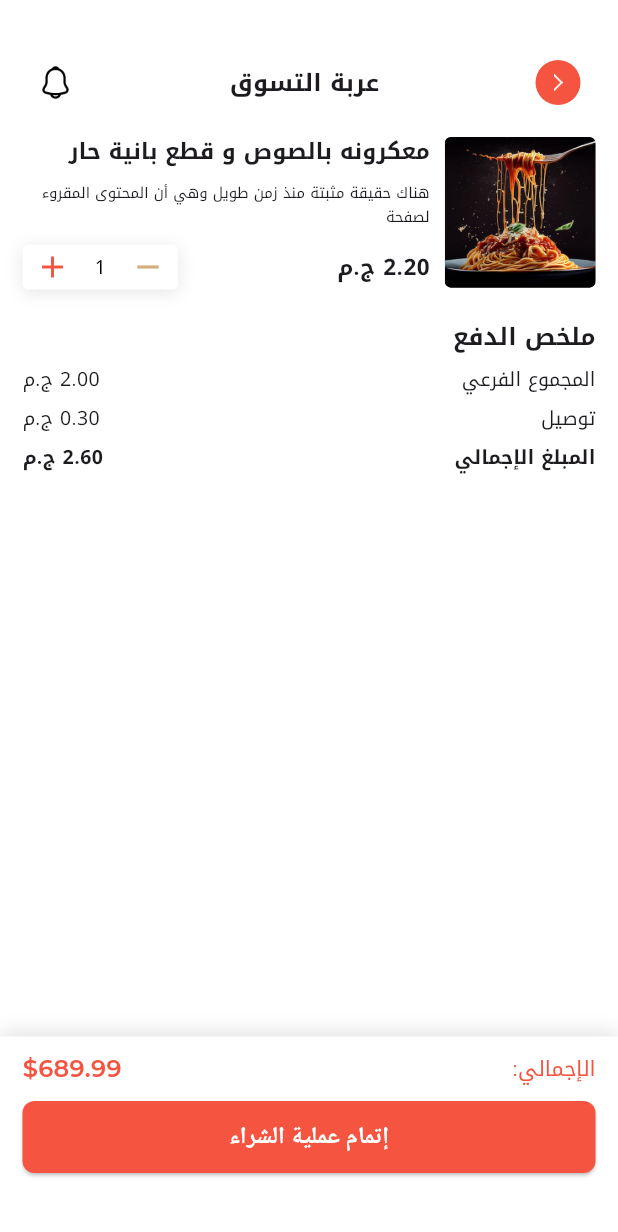
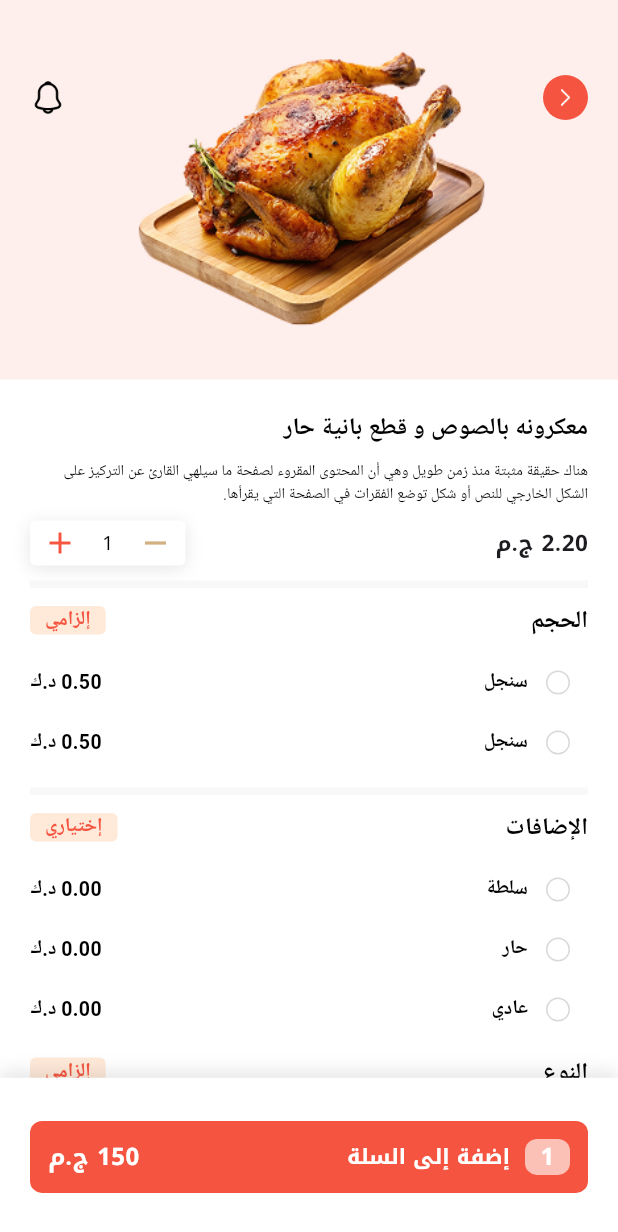
Before and after one commit to mkgit04/DEPI-Task1, a Flutter app: the screen it shows after launch, on a phone screen of 412 x 824 dp. Shown: the top 1232 px of the screen. Run offline on Flutter 3.47's test engine with Material 3 defaults, Android fonts, the phone set to English and light mode, and no system bars; our stand-ins replace google_fonts; Roboto replaces fonts that are missing (Cairo).

Commit message:
Activity 6

```diff
--- /dev/null
+++ b/lib/activity_6.dart
@@ -0,0 +1,521 @@
+import 'package:flutter/material.dart';
+import 'package:google_fonts/google_fonts.dart';
+
+class Activity6 extends StatelessWidget {
+  const Activity6({super.key});
+
+  @override
+  Widget build(BuildContext context) {
+    return Directionality(
+      textDirection: TextDirection.rtl,
+      child: Scaffold(
+        backgroundColor: Colors.white,
+        body: SingleChildScrollView(
+          child: Column(
+            crossAxisAlignment: CrossAxisAlignment.start,
+            children: [
+              UpperSection(),
+              Padding(
+                padding: const EdgeInsets.all(20.0),
+                child: Column(
+                  spacing: 10,
+                  crossAxisAlignment: CrossAxisAlignment.start,
+                  children: [
+                    Text(
+                      "معكرونه بالصوص و قطع بانية حار",
+                      style: GoogleFonts.cairo(
+                        fontSize: 16,
+                        fontWeight: FontWeight.w700,
+                        color: Colors.black,
+                      ),
+                    ),
+                    Text(
+                      "هناك حقيقة مثبتة منذ زمن طويل وهي أن المحتوى المقروء لصفحة ما سيلهي القارئ عن التركيز على الشكل الخارجي للنص أو شكل توضع الفقرات في الصفحة التي يقرأها.",
+                      style: GoogleFonts.cairo(
+                        fontSize: 10,
+                        fontWeight: FontWeight.w400,
+                        color: Colors.black,
+                      ),
+                    ),
+                    Row(
+                      mainAxisAlignment: MainAxisAlignment.spaceBetween,
+                      children: [
+                        Text(
+                          "2.20 ج.م",
+                          style: TextStyle(
+                            fontSize: 15,
+                            fontWeight: FontWeight.w700,
+                          ),
+                        ),
+                        Container(
+                          height: 30,
+                          padding: EdgeInsets.symmetric(horizontal: 8),
+                          decoration: BoxDecoration(
+                            borderRadius: BorderRadius.circular(4),
+                            boxShadow: [
+                              BoxShadow(
+                                color: Color.fromRGBO(0, 0, 0, 0.1),
+                                offset: Offset(0.0, 2), //(x,y)
+                                blurRadius: 9,
+                                spreadRadius: 0,
+                              ),
+                            ],
+                            color: Colors.white,
+                          ),
+                          child: Row(
+                            spacing: 16,
+                            children: [
+                              Icon(
+                                Icons.remove,
+                                size: 24,
+                                color: Color(0XFFD2B080),
+                              ),
+                              Text(
+                                "1",
+                                style: TextStyle(
+                                  fontSize: 13,
+                                  fontWeight: FontWeight.w400,
+                                  color: Colors.black,
+                                ),
+                              ),
+                              Icon(
+                                Icons.add,
+                                size: 24,
+                                color: Color(0XFFF55540),
+                              ),
+                            ],
+                          ),
+                        ),
+                      ],
+                    ),
+                    Divider(
+                      height: 5,
+                      thickness: 5,
+                      color: Color(0XFFD9D9D9).withAlpha(50),
+                    ),
+                    Row(
+                      mainAxisAlignment: MainAxisAlignment.spaceBetween,
+                      children: [
+                        Text(
+                          "الحجم",
+                          style: GoogleFonts.cairo(
+                            fontSize: 16,
+                            fontWeight: FontWeight.w700,
+                            color: Colors.black,
+                          ),
+                        ),
+                        Container(
+                          // height: 26,
+                          padding: EdgeInsets.symmetric(horizontal: 10),
+                          decoration: BoxDecoration(
+                            color: Color(0XFFFFE9D9),
+                            borderRadius: BorderRadius.circular(4),
+                          ),
+                          child: Text(
+                            "إلزامي",
+                            style: GoogleFonts.cairo(
+                              fontSize: 13,
+                              fontWeight: FontWeight.w700,
+                              color: Color(0XFFF55540),
+                            ),
+                          ),
+                        ),
+                      ],
+                    ),
+                    Column(
+                      children: [
+                        Row(
+                          children: [
+                            Radio(
+                              materialTapTargetSize:
+                                  MaterialTapTargetSize.shrinkWrap,
+                              value: 1,
+                              groupValue: 0,
+                              onChanged: (value) {},
+                              backgroundColor: WidgetStatePropertyAll(
+                                Colors.white,
+                              ),
+                              side: BorderSide(
+                                color: Color(0XFFD9D9D9),
+                                width: 1,
+                              ),
+                            ),
+                            Text(
+                              "سنجل",
+                              style: GoogleFonts.cairo(
+                                fontSize: 13,
+                                fontWeight: FontWeight.w600,
+                                color: Colors.black,
+                              ),
+                            ),
+                            Spacer(),
+                            Text(
+                              "0.50 د.ك",
+                              style: GoogleFonts.cairo(
+                                fontSize: 13,
+                                fontWeight: FontWeight.w600,
+                                color: Colors.black,
+                              ),
+                            ),
+                          ],
+                        ),
+                        Row(
+                          children: [
+                            Radio(
+                              materialTapTargetSize:
+                                  MaterialTapTargetSize.shrinkWrap,
+
+                              value: 1,
+                              groupValue: 0,
+                              onChanged: (value) {},
+                              backgroundColor: WidgetStatePropertyAll(
+                                Colors.white,
+                              ),
+                              side: BorderSide(
+                                color: Color(0XFFD9D9D9),
+                                width: 1,
+                              ),
+                            ),
+                            Text(
+                              "سنجل",
+                              style: GoogleFonts.cairo(
+                                fontSize: 13,
+                                fontWeight: FontWeight.w600,
+                                color: Colors.black,
+                              ),
+                            ),
+                            Spacer(),
+                            Text(
+                              "0.50 د.ك",
+                              style: GoogleFonts.cairo(
+                                fontSize: 13,
+                                fontWeight: FontWeight.w600,
+                                color: Colors.black,
+                              ),
+                            ),
+                          ],
+                        ),
+                      ],
+                    ),
+                    Divider(
+                      height: 5,
+                      thickness: 5,
+                      color: Color(0XFFD9D9D9).withAlpha(50),
+                    ),
+                    Row(
+                      mainAxisAlignment: MainAxisAlignment.spaceBetween,
+                      children: [
+                        Text(
+                          "الإضافات",
+                          style: GoogleFonts.cairo(
+                            fontSize: 16,
+                            fontWeight: FontWeight.w700,
+                            color: Colors.black,
+                          ),
+                        ),
+                        Container(
+                          // height: 26,
+                          padding: EdgeInsets.symmetric(horizontal: 10),
+                          decoration: BoxDecoration(
+                            color: Color(0XFFFFE9D9),
+                            borderRadius: BorderRadius.circular(4),
+                          ),
+                          child: Text(
+                            "إختياري",
+                            style: GoogleFonts.cairo(
+                              fontSize: 13,
+                              fontWeight: FontWeight.w700,
+                              color: Color(0XFFF55540),
+                            ),
+                          ),
+                        ),
+                      ],
+                    ),
+                    Column(
+                      children: [
+                        Row(
+                          children: [
+                            Radio(
+                              materialTapTargetSize:
+                                  MaterialTapTargetSize.shrinkWrap,
+                              value: 1,
+                              groupValue: 0,
+                              onChanged: (value) {},
+                              backgroundColor: WidgetStatePropertyAll(
+                                Colors.white,
+                              ),
+                              side: BorderSide(
+                                color: Color(0XFFD9D9D9),
+                                width: 1,
+                              ),
+                            ),
+                            Text(
+                              "سلطة",
+                              style: GoogleFonts.cairo(
+                                fontSize: 13,
+                                fontWeight: FontWeight.w600,
+                                color: Colors.black,
+                              ),
+                            ),
+                            Spacer(),
+                            Text(
+                              "0.00 د.ك",
+                              style: GoogleFonts.cairo(
+                                fontSize: 13,
+                                fontWeight: FontWeight.w600,
+                                color: Colors.black,
+                              ),
+                            ),
+                          ],
+                        ),
+                        Row(
+                          children: [
+                            Radio(
+                              materialTapTargetSize:
+                                  MaterialTapTargetSize.shrinkWrap,
+
+                              value: 1,
+                              groupValue: 0,
+                              onChanged: (value) {},
+                              backgroundColor: WidgetStatePropertyAll(
+                                Colors.white,
+                              ),
+                              side: BorderSide(
+                                color: Color(0XFFD9D9D9),
+                                width: 1,
+                              ),
+                            ),
+                            Text(
+                              "حار",
+                              style: GoogleFonts.cairo(
+                                fontSize: 13,
+                                fontWeight: FontWeight.w600,
+                                color: Colors.black,
+                              ),
+                            ),
+                            Spacer(),
+                            Text(
+                              "0.00 د.ك",
+                              style: GoogleFonts.cairo(
+                                fontSize: 13,
+                                fontWeight: FontWeight.w600,
+                                color: Colors.black,
+                              ),
+                            ),
+                          ],
+                        ),
+                        Row(
+                          children: [
+                            Radio(
+                              materialTapTargetSize:
+                                  MaterialTapTargetSize.shrinkWrap,
+
+                              value: 1,
+                              groupValue: 0,
+                              onChanged: (value) {},
+                              backgroundColor: WidgetStatePropertyAll(
+                                Colors.white,
+                              ),
+                              side: BorderSide(
+                                color: Color(0XFFD9D9D9),
+                                width: 1,
+                              ),
+                            ),
+                            Text(
+                              "عادي",
+                              style: GoogleFonts.cairo(
+                                fontSize: 13,
+                                fontWeight: FontWeight.w600,
+                                color: Colors.black,
+                              ),
+                            ),
+                            Spacer(),
+                            Text(
+                              "0.00 د.ك",
+                              style: GoogleFonts.cairo(
+                                fontSize: 13,
+                                fontWeight: FontWeight.w600,
+                                color: Colors.black,
+                              ),
+                            ),
+                          ],
+                        ),
+                      ],
+                    ),
+
+                    Row(
+                      mainAxisAlignment: MainAxisAlignment.spaceBetween,
+                      children: [
+                        Text(
+                          "النوع",
+                          style: GoogleFonts.cairo(
+                            fontSize: 16,
+                            fontWeight: FontWeight.w700,
+                            color: Colors.black,
+                          ),
+                        ),
+                        Container(
+                          // height: 26,
+                          padding: EdgeInsets.symmetric(horizontal: 10),
+                          decoration: BoxDecoration(
+                            color: Color(0XFFFFE9D9),
+                            borderRadius: BorderRadius.circular(4),
+                          ),
+                          child: Text(
+                            "إلزامي",
+                            style: GoogleFonts.cairo(
+                              fontSize: 13,
+                              fontWeight: FontWeight.w700,
+                              color: Color(0XFFF55540),
+                            ),
+                          ),
+                        ),
+                      ],
+                    ),
+                  ],
+                ),
+              ),
+            ],
+          ),
+        ),
+        bottomNavigationBar: BottomSheet(),
+      ),
+    );
+  }
+}
+
+class BottomSheet extends StatelessWidget {
+  const BottomSheet({super.key});
+
+  @override
+  Widget build(BuildContext context) {
+    return Container(
+      width: double.infinity,
+      height: 105.5,
+      padding: EdgeInsets.symmetric(horizontal: 20),
+      decoration: BoxDecoration(
+        color: Colors.white,
+        boxShadow: [
+          BoxShadow(
+            color: Color.fromRGBO(0, 0, 0, 0.1),
+            offset: Offset(0.0, -4), //(x,y)
+            blurRadius: 9,
+            spreadRadius: 0,
+          ),
+        ],
+      ),
+      child: Column(
+        mainAxisAlignment: MainAxisAlignment.center,
+        children: [
+          Container(
+            // margin: const EdgeInsets.all(10),
+            padding: const EdgeInsets.all(12),
+            width: double.infinity,
+            height: 48,
+
+            decoration: BoxDecoration(
+              color: Color(0XFFF55540),
+              // color: Color(0XFFF55540),
+              borderRadius: BorderRadius.circular(8),
+            ),
+            child: Row(
+              mainAxisAlignment: MainAxisAlignment.spaceBetween,
+              children: [
+                Expanded(
+                  child: Row(
+                    spacing: 10,
+                    children: [
+                      Container(
+                        width: 30,
+                        height: 30,
+                        alignment: Alignment.center,
+                        decoration: BoxDecoration(
+                          color: Color(0XFFfbc0b6),
+                          // color: Color(0XFFFFE9D9),
+                          borderRadius: BorderRadius.circular(8),
+                        ),
+                        child: Text(
+                          "1",
+                          style: TextStyle(
+                            color: Colors.white,
+                            fontWeight: FontWeight.w700,
+
+                            fontSize: 16,
+                          ),
+                        ),
+                      ),
+                      Text(
+                        "إضفة إلى السلة",
+                        style: TextStyle(
+                          color: Colors.white,
+                          fontWeight: FontWeight.w700,
+                          fontSize: 14,
+                        ),
+                      ),
+                    ],
+                  ),
+                ),
+                Text(
+                  "150 ج.م",
+                  style: TextStyle(
+                    color: Colors.white,
+                    fontSize: 16,
+                    fontWeight: FontWeight.w700,
+                  ),
+                ),
+              ],
+            ),
+          ),
+        ],
+      ),
+    );
+  }
+}
+
+class UpperSection extends StatelessWidget {
+  const UpperSection({super.key});
+
+  @override
+  Widget build(BuildContext context) {
+    return Stack(
+      children: [
+        Container(
+          width: double.infinity,
+          height: 253,
+          decoration: BoxDecoration(color: Color(0XFFFEEEEC)),
+          child: Image.asset("assets/images/chicken.png"),
+        ),
+        Padding(
+          padding: const EdgeInsets.symmetric(horizontal: 20, vertical: 50),
+          child: Row(
+            mainAxisAlignment: MainAxisAlignment.spaceBetween,
+            spacing: 5,
+            children: [
+              Container(
+                width: 30,
+                height: 30,
+                alignment: Alignment.center,
+                padding: EdgeInsets.symmetric(horizontal: 9, vertical: 9),
+                decoration: BoxDecoration(
+                  shape: BoxShape.circle,
+                  color: Color(0XFFF55540),
+                ),
+                child: Image.asset(
+                  "assets/images/back_arrow.png",
+                  width: 6,
+                  height: 12,
+                ),
+              ),
+
+              Image.asset(
+                "assets/images/notification.png",
+                width: 24,
+                height: 24,
+              ),
+            ],
+          ),
+        ),
+      ],
+    );
+  }
+}
--- a/lib/main.dart
+++ b/lib/main.dart
@@ -1,7 +1,9 @@
 import 'package:flutter/material.dart';
 import 'package:google_fonts/google_fonts.dart';
 import 'package:task1_flutter/activity_4.dart';
-import 'package:task1_flutter/activity_5.dart';
+import 'package:task1_flutter/activity_6.dart';
+import 'package:task1_flutter/features/activity_5/presentation/activity_5.dart';
+import 'package:task1_flutter/page1.dart';
 import 'package:task1_flutter/page2.dart';
 import 'package:task1_flutter/page3.dart';
 
@@ -23,7 +25,7 @@ class MyApp extends StatelessWidget {
         scaffoldBackgroundColor: Colors.white,
         textTheme: GoogleFonts.notoKufiArabicTextTheme(),
       ),
-      home: const Activity5(),
+      home: const Activity6(),
     );
   }
 }
```
Also changed, not shown: lib/features/activity_5/presentation/activity_5.dart (renamed from lib/activity_5.dart).
